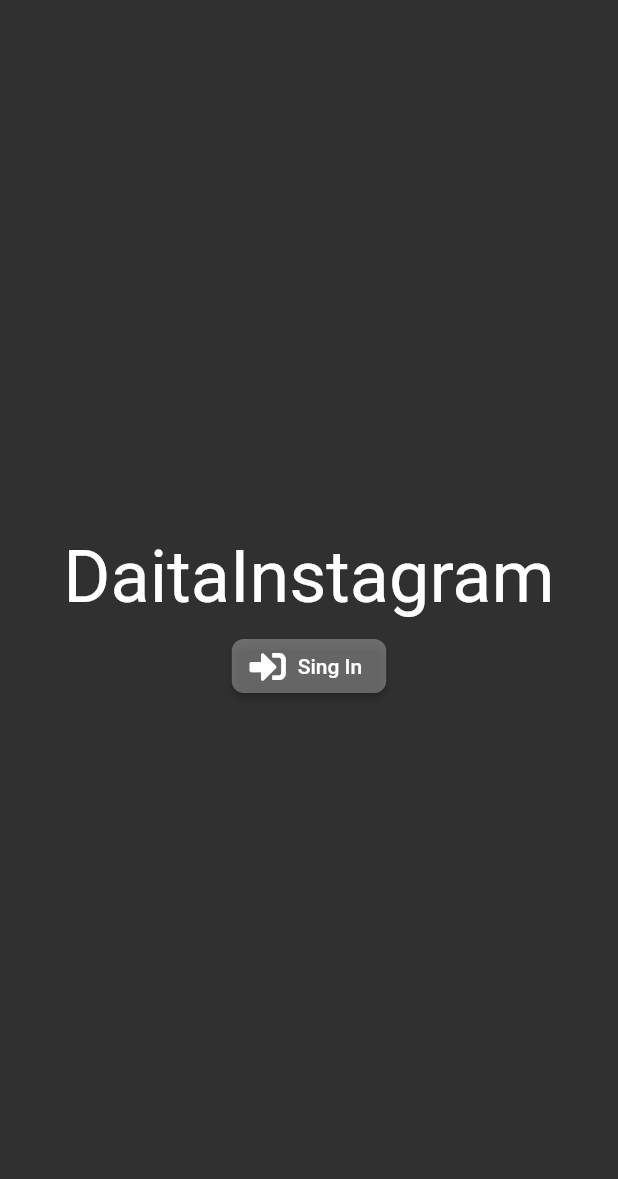
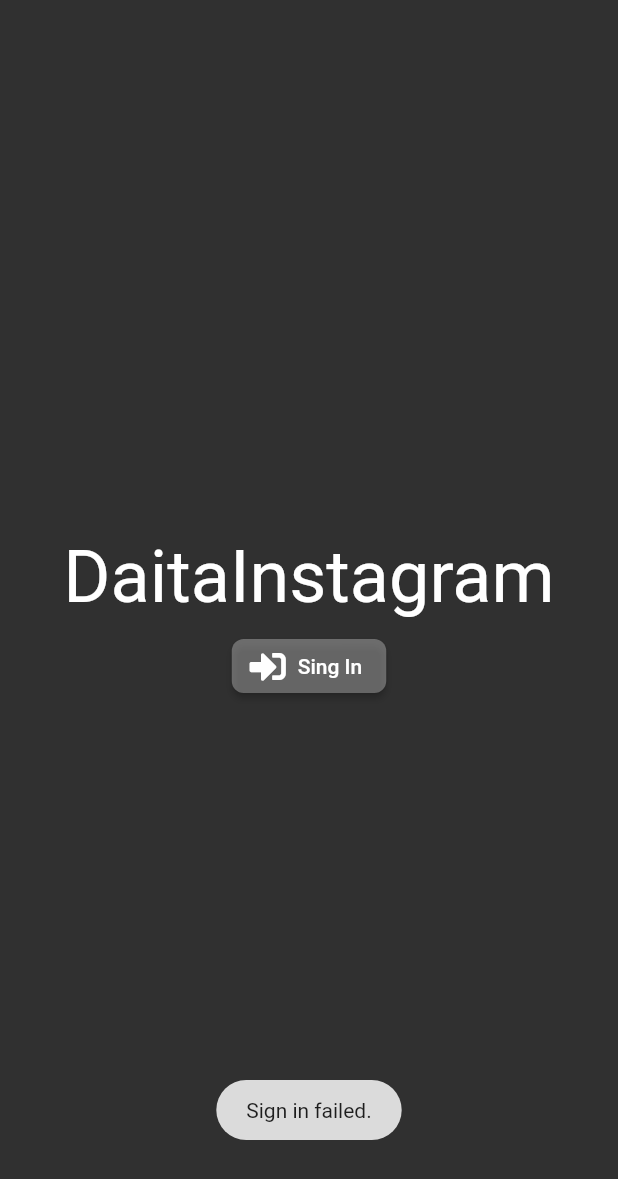
Before and after one commit to waterbook59/instaclone, a Flutter app: the screen it shows after launch, after a tap on "Sing In", on a phone screen of 412 x 824 dp. Shown: the top 1179 px of the screen. Run offline on Flutter 3.47's test engine with Material 2 defaults, Android fonts, the phone set to English and light mode, and no system bars; our stand-ins replace cloud_firestore, firebase_auth, fluttertoast, font_awesome_flutter, google_sign_in; accounts and stored records are empty; Roboto replaces fonts that are missing (Billabong, NotoSansJP_Medium).

Commit message:
googleログイン＆Firebase認証 認証ユーザーがDBにいるかどうか確認していなければ登録 Googleアカウントでログイン=>HomeScreen chapter.47-51

```diff
--- a/lib/view/login/screens/login_screen.dart
+++ b/lib/view/login/screens/login_screen.dart
@@ -1,8 +1,10 @@
 import 'package:flutter/material.dart';
+import 'package:fluttertoast/fluttertoast.dart';
 import 'package:font_awesome_flutter/font_awesome_flutter.dart';
 import 'package:instaclone/generated/l10n.dart';
 import 'package:instaclone/style.dart';
 import 'package:instaclone/view/common/components/button_with_icon.dart';
+import 'package:instaclone/view/home_screen.dart';
 import 'package:instaclone/view_models/login_view_model.dart';
 import 'package:provider/provider.dart';
 
@@ -11,7 +13,11 @@ class LoginScreen extends StatelessWidget {
   Widget build(BuildContext context) {
     return Scaffold(
       body: Center(
-        child: Column(
+        child: Consumer<LoginViewModel>(
+          builder: (context, model, child) {
+            return model.isLoading
+                ? CircularProgressIndicator()
+                : Column(
                     mainAxisAlignment: MainAxisAlignment.center,
                     children: <Widget>[
                       //Billabongが日本語対応していないのでintl_ja.arb/appTitleは英語に戻す
@@ -19,21 +25,38 @@ class LoginScreen extends StatelessWidget {
                         S.of(context).appTitle,
                         style: loginTitleTextStyle,
                       ),
-            SizedBox(height: 8.0,),
+                      SizedBox(
+                        height: 8.0,
+                      ),
                       ButtonWithIcon(
                         iconData: FontAwesomeIcons.signInAlt,
-              label:S.of(context).signIn,
-              onPressed: ()=>login(context),
+                        label: S.of(context).signIn,
+                        onPressed: () => login(context),
                       ),
                     ],
+                  );
+          },
         ),
       ),
     );
   }
 
-  login(BuildContext context) async{
-    final loginVieModel = Provider.of<LoginViewModel>(context,listen: false);
+  login(BuildContext context) async {
+    final loginVieModel = Provider.of<LoginViewModel>(context, listen: false);
     await loginVieModel.signIn();
-    //todo
+    if (!loginVieModel.isSuccessful) {
+      //ログイン失敗した場合toast
+      Fluttertoast.showToast(msg: S.of(context).signInFailed);
+      return;
+    }
+    //ログイン成功した場合
+    _openHomeScreen(context);
+  }
+
+  void _openHomeScreen(BuildContext context) {
+    Navigator.push(
+        context,
+        MaterialPageRoute(builder: (_) => HomeScreen()),
+    );
   }
 }
--- a/pubspec.yaml
+++ b/pubspec.yaml
@@ -43,6 +43,8 @@ dependencies:
   provider: ^4.3.2
 
   font_awesome_flutter: ^8.8.1
+
+  fluttertoast: ^7.0.2
 
 dev_dependencies:
   flutter_test:
```
Also changed, not shown: lib/models/db/database_manager.dart (+20 -5 lines), lib/view/feed/pages/feed_page.dart (added, +12 -0 lines), lib/view/search/pages/search_page.dart (added), pubspec.lock, 1 other file. Lines whose indentation alone changed are shown as unchanged.
